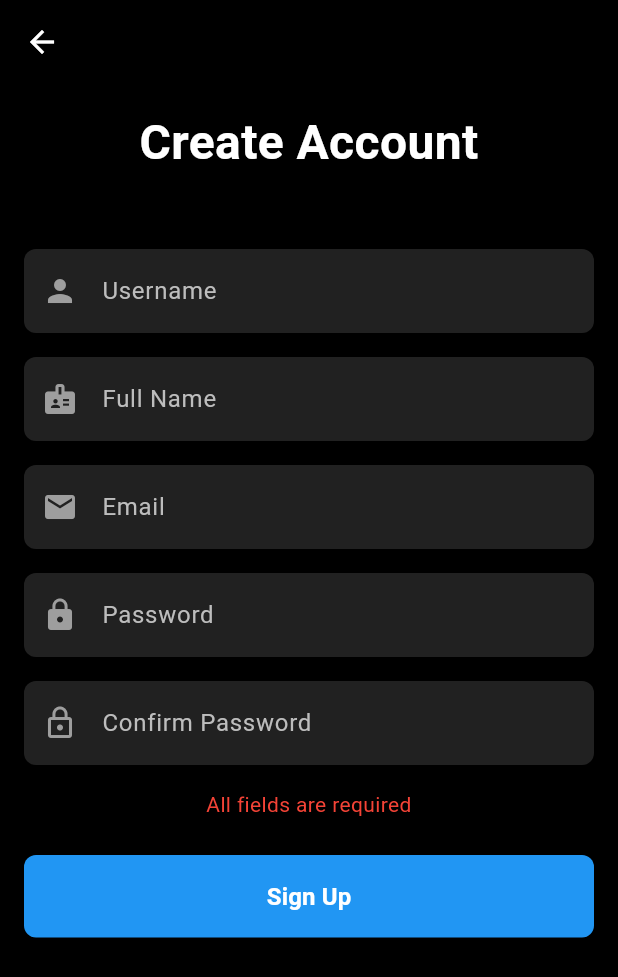
After one commit to dpsheth/exercise_social_media, a Flutter app: the SignupPage screen opened directly, after a tap on "Sign Up", on a phone screen of 412 x 824 dp. The commit adds this screen. Shown: the top 977 px of the screen. Run offline on Flutter 3.47's test engine with Material 3 defaults, Android fonts, the phone set to English and light mode, and no system bars; our stand-ins replace image_picker.

Commit message:
made signup button linked to signup page w/ password check

```diff
--- a/bepeel/lib/login_page.dart
+++ b/bepeel/lib/login_page.dart
@@ -1,5 +1,6 @@
 import 'package:flutter/material.dart';
 import 'main.dart'; // Add this import to access MainScreen
+import 'signup_page.dart'; // Add this import to access SignupPage
 
 class LoginPage extends StatefulWidget {
   const LoginPage({super.key});
@@ -131,6 +132,30 @@ class _LoginPageState extends State<LoginPage> {
                   ),
                 ),
               ),
+              const SizedBox(height: 16),
+              TextButton(
+                onPressed: () {
+                  Navigator.push(
+                    context,
+                    MaterialPageRoute(builder: (context) => const SignupPage()),
+                  );
+                },
+                child: RichText(
+                  text: TextSpan(
+                    text: "Don't have an account? ",
+                    style: TextStyle(color: Colors.grey[400]),
+                    children: const [
+                      TextSpan(
+                        text: 'Sign Up',
+                        style: TextStyle(
+                          color: Colors.blue,
+                          fontWeight: FontWeight.bold,
+                        ),
+                      ),
+                    ],
+                  ),
+                ),
+              ),
             ],
           ),
         ),
--- /dev/null
+++ b/bepeel/lib/signup_page.dart
@@ -0,0 +1,200 @@
+import 'package:flutter/material.dart';
+import 'main.dart';
+
+class SignupPage extends StatefulWidget {
+  const SignupPage({super.key});
+
+  @override
+  State<SignupPage> createState() => _SignupPageState();
+}
+
+class _SignupPageState extends State<SignupPage> {
+  final _usernameController = TextEditingController();
+  final _nameController = TextEditingController();
+  final _emailController = TextEditingController();
+  final _passwordController = TextEditingController();
+  final _confirmPasswordController = TextEditingController();
+  String _errorMessage = '';
+
+  void _signup() {
+    final username = _usernameController.text.trim();
+    final name = _nameController.text.trim();
+    final email = _emailController.text.trim();
+    final password = _passwordController.text;
+    final confirmPassword = _confirmPasswordController.text;
+
+    // Basic validation
+    if (username.isEmpty || name.isEmpty || email.isEmpty || password.isEmpty) {
+      setState(() {
+        _errorMessage = 'All fields are required';
+      });
+      return;
+    }
+
+    // Email validation
+    final emailRegex = RegExp(r'^[\w-\.]+@([\w-]+\.)+[\w-]{2,4}$');
+    if (!emailRegex.hasMatch(email)) {
+      setState(() {
+        _errorMessage = 'Please enter a valid email address';
+      });
+      return;
+    }
+
+    // Password validation
+    if (password.length < 6) {
+      setState(() {
+        _errorMessage = 'Password must be at least 6 characters long';
+      });
+      return;
+    }
+
+    // Password match validation
+    if (password != confirmPassword) {
+      setState(() {
+        _errorMessage = 'Passwords do not match';
+      });
+      return;
+    }
+
+    // If all validations pass, proceed to main screen
+    // In a real app, you would typically make an API call here
+    Navigator.pushReplacement(
+      context,
+      MaterialPageRoute(builder: (context) => const MainScreen()),
+    );
+  }
+
+  @override
+  void dispose() {
+    _usernameController.dispose();
+    _nameController.dispose();
+    _emailController.dispose();
+    _passwordController.dispose();
+    _confirmPasswordController.dispose();
+    super.dispose();
+  }
+
+  @override
+  Widget build(BuildContext context) {
+    return Scaffold(
+      backgroundColor: Colors.black,
+      appBar: AppBar(
+        backgroundColor: Colors.black,
+        leading: IconButton(
+          icon: const Icon(Icons.arrow_back, color: Colors.white),
+          onPressed: () => Navigator.pop(context),
+        ),
+      ),
+      body: SafeArea(
+        child: SingleChildScrollView(
+          padding: const EdgeInsets.all(16.0),
+          child: Column(
+            mainAxisAlignment: MainAxisAlignment.center,
+            crossAxisAlignment: CrossAxisAlignment.stretch,
+            children: [
+              const Text(
+                'Create Account',
+                style: TextStyle(
+                  color: Colors.white,
+                  fontSize: 32,
+                  fontWeight: FontWeight.bold,
+                ),
+                textAlign: TextAlign.center,
+              ),
+              const SizedBox(height: 48),
+              _buildTextField(
+                controller: _usernameController,
+                hintText: 'Username',
+                icon: Icons.person,
+              ),
+              const SizedBox(height: 16),
+              _buildTextField(
+                controller: _nameController,
+                hintText: 'Full Name',
+                icon: Icons.badge,
+              ),
+              const SizedBox(height: 16),
+              _buildTextField(
+                controller: _emailController,
+                hintText: 'Email',
+                icon: Icons.email,
+                keyboardType: TextInputType.emailAddress,
+              ),
+              const SizedBox(height: 16),
+              _buildTextField(
+                controller: _passwordController,
+                hintText: 'Password',
+                icon: Icons.lock,
+                isPassword: true,
+              ),
+              const SizedBox(height: 16),
+              _buildTextField(
+                controller: _confirmPasswordController,
+                hintText: 'Confirm Password',
+                icon: Icons.lock_outline,
+                isPassword: true,
+              ),
+              if (_errorMessage.isNotEmpty)
+                Padding(
+                  padding: const EdgeInsets.only(top: 16),
+                  child: Text(
+                    _errorMessage,
+                    style: const TextStyle(
+                      color: Colors.red,
+                      fontSize: 14,
+                    ),
+                    textAlign: TextAlign.center,
+                  ),
+                ),
+              const SizedBox(height: 24),
+              ElevatedButton(
+                onPressed: _signup,
+                style: ElevatedButton.styleFrom(
+                  backgroundColor: Colors.blue,
+                  padding: const EdgeInsets.symmetric(vertical: 16),
+                  shape: RoundedRectangleBorder(
+                    borderRadius: BorderRadius.circular(8),
+                  ),
+                ),
+                child: const Text(
+                  'Sign Up',
+                  style: TextStyle(
+                    color: Colors.white,
+                    fontSize: 16,
+                    fontWeight: FontWeight.bold,
+                  ),
+                ),
+              ),
+            ],
+          ),
+        ),
+      ),
+    );
+  }
+
+  Widget _buildTextField({
+    required TextEditingController controller,
+    required String hintText,
+    required IconData icon,
+    bool isPassword = false,
+    TextInputType? keyboardType,
+  }) {
+    return TextField(
+      controller: controller,
+      style: const TextStyle(color: Colors.white),
+      obscureText: isPassword,
+      keyboardType: keyboardType,
+      decoration: InputDecoration(
+        hintText: hintText,
+        hintStyle: TextStyle(color: Colors.grey[400]),
+        filled: true,
+        fillColor: Colors.grey[900],
+        border: OutlineInputBorder(
+          borderRadius: BorderRadius.circular(8),
+          borderSide: BorderSide.none,
+        ),
+        prefixIcon: Icon(icon, color: Colors.grey),
+      ),
+    );
+  }
+}
```
